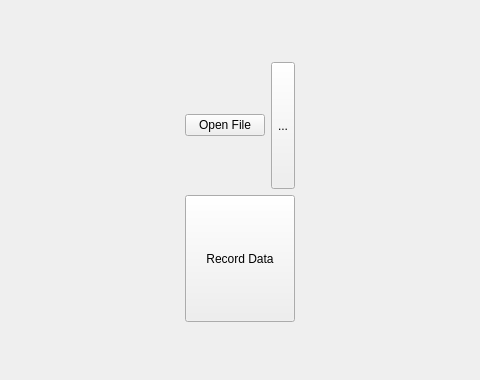
KDAB/hotspot, file src/startpage.ui: the form before one commit; both pictures show x 301 to 781 and y 317 to 697 of the 1081 by 697 pixel window.
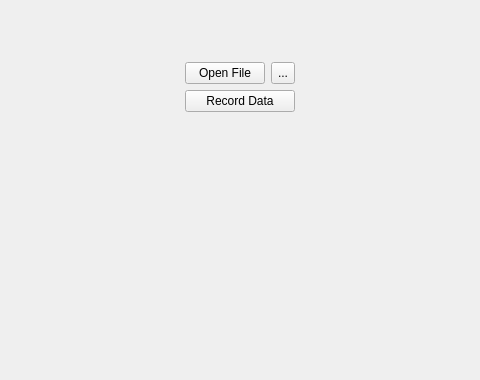
The form after the commit. Icons and pictures are not drawn.

Commit message:
fix startpage layout
the integration of the debuginfod download progress broke the layout of
the start page
this fix restores the layout

What changed in the file:
```diff
--- a/src/startpage.ui
+++ b/src/startpage.ui
@@ -39,7 +39,7 @@
      </property>
     </widget>
    </item>
-   <item>
+   <item alignment="Qt::AlignTop">
     <widget class="QStackedWidget" name="loadStack">
      <property name="sizePolicy">
       <sizepolicy hsizetype="Preferred" vsizetype="Preferred">
```
